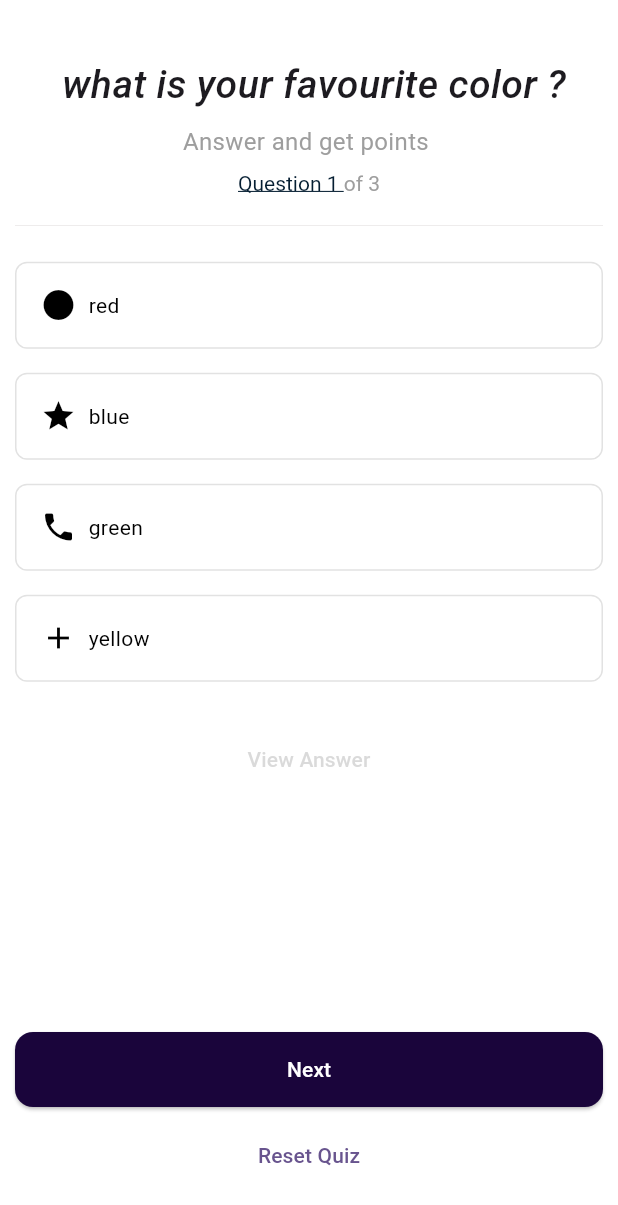
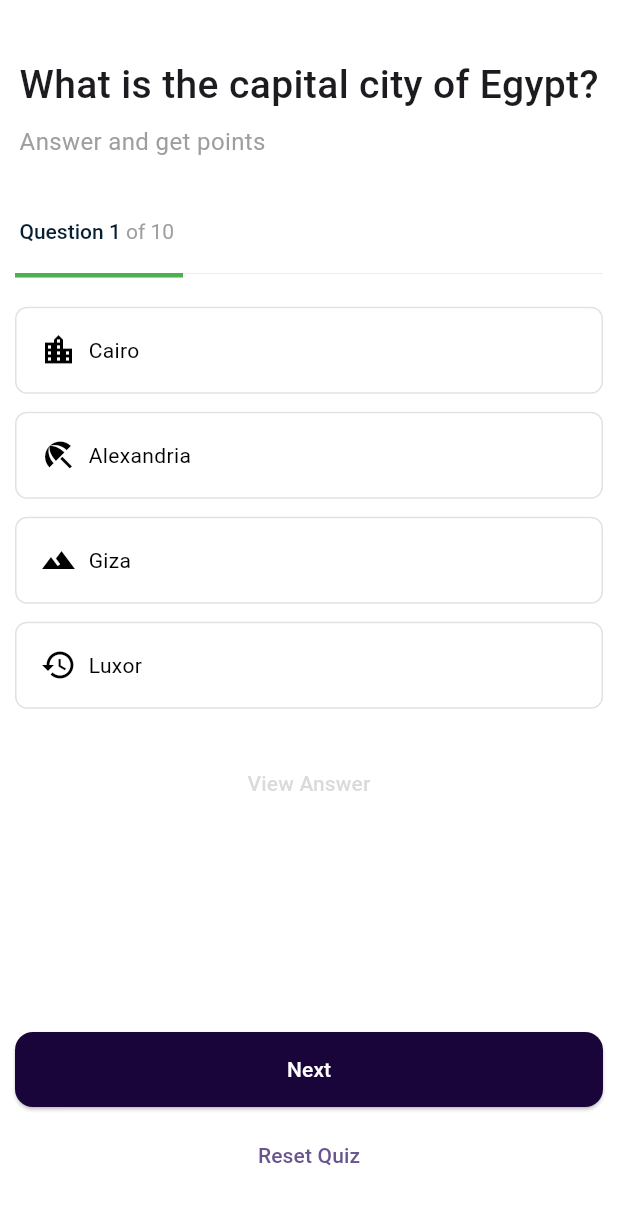
Before and after one commit to haneen-daoud/Simple-Quiz-app, a Flutter app: the screen it shows after launch, on a phone screen of 412 x 824 dp. Shown: the top 1205 px of the screen. Run offline on Flutter 3.47's test engine with Material 3 defaults, Android fonts, the phone set to English and light mode, and no system bars.

Commit message:
update styling

```diff
--- a/lib/modules/quastion_with_answer.dart
+++ b/lib/modules/quastion_with_answer.dart
@@ -25,36 +25,103 @@ class Answer {
 }
     List<QuastionWithAnswer> quastionWithAnswers = [
   QuastionWithAnswer(
-        quastion: ' what is your favourite color ?',
+    quastion: 'What is the capital city of Egypt?',
     answers: [
-          Answer(
-            text: 'red',
-            icon: Icons.circle,
-          ),
-          Answer(text: 'blue', icon: Icons.star),
-          Answer(text: 'green', icon: Icons.phone),
-          Answer(text: 'yellow', icon: Icons.add)
+      Answer(text: 'Cairo', icon: Icons.location_city),
+      Answer(text: 'Alexandria', icon: Icons.beach_access),
+      Answer(text: 'Giza', icon: Icons.landscape),
+      Answer(text: 'Luxor', icon: Icons.history),
     ],
-        correctAnswer: 'red',
+    correctAnswer: 'Cairo',
   ),
   QuastionWithAnswer(
-        quastion: ' what is your name ?',
+    quastion: 'Which city is the capital of Jordan?',
     answers: [
-          Answer(text: 'haneen', icon: Icons.add),
-          Answer(text: 'sara', icon: Icons.star),
-          Answer(text: 'dana', icon: Icons.star),
-          Answer(text: 'yara', icon: Icons.add),
+      Answer(text: 'Amman', icon: Icons.location_city),
+      Answer(text: 'Aqaba', icon: Icons.sailing),
+      Answer(text: 'Irbid', icon: Icons.agriculture),
+      Answer(text: 'Zarqa', icon: Icons.factory),
     ],
-        correctAnswer: 'sara',
+    correctAnswer: 'Amman',
   ),
   QuastionWithAnswer(
-        quastion: ' where are you from ?',
+    quastion: 'What is the capital of Morocco?',
     answers: [
-          Answer(text: 'hebron', icon: Icons.add),
-          Answer(text: 'jenin', icon: Icons.star),
-          Answer(text: 'Gaza', icon: Icons.star),
-          Answer(text: 'qalqilia', icon: Icons.add),
+      Answer(text: 'Rabat', icon: Icons.location_city),
+      Answer(text: 'Casablanca', icon: Icons.beach_access),
+      Answer(text: 'Marrakech', icon: Icons.book),
+      Answer(text: 'Tangier', icon: Icons.sailing),
     ],
-        correctAnswer: 'hebron',
+    correctAnswer: 'Rabat',
+  ),
+  QuastionWithAnswer(
+    quastion: 'Which city is the capital of Iraq?',
+    answers: [
+      Answer(text: 'Baghdad', icon: Icons.location_city),
+      Answer(text: 'Basra', icon: Icons.water),
+      Answer(text: 'Mosul', icon: Icons.mosque),
+      Answer(text: 'Najaf', icon: Icons.church),
+    ],
+    correctAnswer: 'Baghdad',
+  ),
+  QuastionWithAnswer(
+    quastion: 'What is the capital of Lebanon?',
+    answers: [
+      Answer(text: 'Beirut', icon: Icons.location_city),
+      Answer(text: 'Tripoli', icon: Icons.sailing),
+      Answer(text: 'Sidon', icon: Icons.landscape),
+      Answer(text: 'Zahle', icon: Icons.agriculture),
+    ],
+    correctAnswer: 'Beirut',
+  ),
+  QuastionWithAnswer(
+    quastion: 'Which city is the capital of Tunisia?',
+    answers: [
+      Answer(text: 'Tunis', icon: Icons.location_city),
+      Answer(text: 'Sfax', icon: Icons.star),
+      Answer(text: 'Sousse', icon: Icons.beach_access),
+      Answer(text: 'Kairouan', icon: Icons.history),
+    ],
+    correctAnswer: 'Tunis',
+  ),
+  QuastionWithAnswer(
+    quastion: 'What is the capital of Saudi Arabia?',
+    answers: [
+      Answer(text: 'Riyadh', icon: Icons.location_city),
+      Answer(text: 'Jeddah', icon: Icons.beach_access),
+      Answer(text: 'Mecca', icon: Icons.mosque),
+      Answer(text: 'Dammam', icon: Icons.inbox),
+    ],
+    correctAnswer: 'Riyadh',
+  ),
+  QuastionWithAnswer(
+    quastion: 'Which city is the capital of Qatar?',
+    answers: [
+      Answer(text: 'Doha', icon: Icons.location_city),
+      Answer(text: 'Al Wakrah', icon: Icons.sailing),
+      Answer(text: 'Al Khor', icon: Icons.agriculture),
+      Answer(text: 'Lusail', icon: Icons.business),
+    ],
+    correctAnswer: 'Doha',
+  ),
+  QuastionWithAnswer(
+    quastion: 'What is the capital of Algeria?',
+    answers: [
+      Answer(text: 'Algiers', icon: Icons.location_city),
+      Answer(text: 'Oran', icon: Icons.beach_access),
+      Answer(text: 'Constantine', icon: Icons.mosque),
+      Answer(text: 'Blida', icon: Icons.agriculture),
+    ],
+    correctAnswer: 'Algiers',
+  ),
+  QuastionWithAnswer(
+    quastion: 'Which city is the capital of the United Arab Emirates (UAE)?',
+    answers: [
+      Answer(text: 'Abu Dhabi', icon: Icons.location_city),
+      Answer(text: 'Dubai', icon: Icons.business),
+      Answer(text: 'Sharjah', icon: Icons.museum),
+      Answer(text: 'Ras Al Khaimah', icon: Icons.beach_access),
+    ],
+    correctAnswer: 'Abu Dhabi',
   ),
 ];
--- a/lib/pages/home_page.dart
+++ b/lib/pages/home_page.dart
@@ -22,7 +22,6 @@ class _MyHomePageState extends State<MyHomePage> {
   bool isclick = false;
   bool viewAnswer = false;
 
-  //we made a widget to reduce the duplication in code and enhance performance haneen
   Widget answerButton({required String text, required VoidCallback onPressed}) {
     return Padding(
       padding: const EdgeInsets.all(15.0),
@@ -44,52 +43,64 @@ class _MyHomePageState extends State<MyHomePage> {
       body: SafeArea(
         child: Padding(
           padding: const EdgeInsets.symmetric(horizontal: 10.0, vertical: 30.0),
-          child: !isFinished ? Column(
+          child: !isFinished
+              ? Column(
                   children: [
-                    const SizedBox(
-                      height: 8,
-                    ),
+                    Column(
+                      crossAxisAlignment: CrossAxisAlignment
+                          .start, // Align items to the start (left)
+                      children: [
+                        const SizedBox(height: 8),
                         Text(
                           quastionWithAnswers[quastionIndex].quastion,
                           style: const TextStyle(
                             fontSize: 26,
                             fontWeight: FontWeight.w500,
-                        fontStyle: FontStyle.italic,
+                            fontStyle: FontStyle.normal,
                           ),
                         ),
-                    const SizedBox(
-                      height: 8,
-                    ),
+                        const SizedBox(height: 8),
                         const Text(
+                          'Answer and get points ',
                           textAlign: TextAlign.left,
-                      'Answer and get points ',
                           style: TextStyle(
                             color: AppColors.grey,
                             fontSize: 16,
                           ),
                         ),
-                    const SizedBox(
-                      height: 8,
-                    ),
-                    RichText(
+                        const SizedBox(height: 10),
+                        Padding(
+                          padding: const EdgeInsets.only(top: 30.0),
+                          child: RichText(
                             text: TextSpan(
-                        text: '',
                               children: <TextSpan>[
                                 TextSpan(
                                     text: 'Question ${quastionIndex + 1} ',
-                              style:
-                                  const TextStyle(color: AppColors.navyblue,decoration: TextDecoration.underline)),
+                                    style: const TextStyle(
+                                        color: AppColors.navyblue,
+                                        fontWeight: FontWeight.w500)),
                                 TextSpan(
                                     text: 'of ${quastionWithAnswers.length}',
-                              style: const TextStyle(color: AppColors.grey)),
+                                    style:
+                                        const TextStyle(color: AppColors.grey)),
                               ],
                             ),
                           ),
+                        ),
+                      ],
+                    ),
+                    Stack(
+                      children: [
                         Padding(
                           padding: const EdgeInsets.symmetric(vertical: 20.0),
                           child: Container(
                             decoration: const BoxDecoration(
-                          border: Border(top: BorderSide(color:Color.fromARGB(255, 232, 230, 230),width: 0.5),),
+                              border: Border(
+                                top: BorderSide(
+                                  color: Color.fromARGB(255, 232, 230, 230),
+                                  width: 0.5,
+                                ),
+                              ),
                             ),
                             child: Padding(
                               padding: const EdgeInsets.only(top: 16.0),
@@ -104,13 +115,24 @@ class _MyHomePageState extends State<MyHomePage> {
                                               selectedAnswer = answer.text;
                                               isclick = true;
                                             });
-                                    }))
+                                          },
+                                        ))
                                     .toList(),
                               ),
                             ),
                           ),
                         ),
-
+                        Positioned(
+                          top: 20,
+                          left: 0,
+                          right: 280,
+                          child: Container(
+                            height: 3,
+                            color: AppColors.green,
+                          ),
+                        ),
+                      ],
+                    ),
                     TextButton(
                       style: TextButton.styleFrom(
                         foregroundColor: AppColors.green,
@@ -119,11 +141,7 @@ class _MyHomePageState extends State<MyHomePage> {
                       onPressed: isclick
                           ? () {
                               setState(() {
-                                if (isclick) {
                                 viewAnswer = true;
-                                } else {
-                                  viewAnswer = false;
-                                }
                               });
                             }
                           : null,
@@ -157,16 +175,14 @@ class _MyHomePageState extends State<MyHomePage> {
 
                               viewAnswer = false;
                             } else {
-                              if(isclick){
+                              if (isclick) {
                                 isFinished = true;
-                              }
-                              else{
+                              } else {
                                 ScaffoldMessenger.of(context).showSnackBar(
                                   const SnackBar(
                                       content: Text(
                                           'You should select an answer before proceeding to the next question.')),
                                 );
-
                               }
                             }
                           });
--- a/lib/widgets/answer_widget_item.dart
+++ b/lib/widgets/answer_widget_item.dart
@@ -1,43 +1,42 @@
 import 'package:flutter/material.dart';
 import 'package:quiz_app/modules/quastion_with_answer.dart';
 import 'package:quiz_app/utils/app_colors.dart';
+
 class AnswerWidgetItem extends StatelessWidget {
   final String? selectedAnswer;
   final Answer answer;
   final VoidCallback onTap;
 
-  const AnswerWidgetItem(
-    {super.key,
+  const AnswerWidgetItem({
+    super.key,
     required this.answer,
     this.selectedAnswer,
     required this.onTap,
-    }
-    );
-
+  });
 
   @override
   Widget build(BuildContext context) {
     return Padding(
-                          padding: const EdgeInsets.symmetric(vertical: 8.0),
-                          child:InkWell(
+      padding: const EdgeInsets.symmetric(vertical: 6.0),
+      child: InkWell(
         onTap: onTap,
-
-
         child: Container(
           decoration: BoxDecoration(
-                              color: selectedAnswer==answer.text? AppColors.green:AppColors.white,
+            color: selectedAnswer == answer.text
+                ? AppColors.green
+                : AppColors.white,
             borderRadius: BorderRadius.circular(8),
             border: Border.all(color: AppColors.grey.withOpacity(0.3)),
           ),
-
           child: Padding(
             padding: const EdgeInsets.all(16.0),
             child: Row(
               children: [
-                                  Icon(answer.icon,
-                                  color: selectedAnswer==answer.text ? AppColors.white:AppColors.black,
-
-
+                Icon(
+                  answer.icon,
+                  color: selectedAnswer == answer.text
+                      ? AppColors.white
+                      : AppColors.black,
                 ),
                 const SizedBox(
                   width: 8,
@@ -45,14 +44,16 @@ class AnswerWidgetItem extends StatelessWidget {
                 Text(
                   answer.text,
                   style: TextStyle(
-                                      color: selectedAnswer==answer.text ? AppColors.white:AppColors.black,
-                                    ),),
+                    color: selectedAnswer == answer.text
+                        ? AppColors.white
+                        : AppColors.black,
+                  ),
+                ),
               ],
             ),
           ),
         ),
       ),
     );
-
   }
 }
--- a/lib/widgets/congrats_widget.dart
+++ b/lib/widgets/congrats_widget.dart
@@ -1,35 +1,81 @@
 import 'package:flutter/material.dart';
 import 'package:quiz_app/modules/quastion_with_answer.dart';
 import 'package:quiz_app/utils/app_colors.dart';
+
 class CongratsWidget extends StatelessWidget {
   final VoidCallback onTap;
   final int score;
 
-  const CongratsWidget({super.key , required this.score ,required this.onTap});
+  const CongratsWidget({super.key, required this.score, required this.onTap});
 
   @override
   Widget build(BuildContext context) {
     return Center(
+      child: Container(
+        padding: const EdgeInsets.all(16.0),
+        decoration: BoxDecoration(
+          color: const Color.fromARGB(255, 255, 255, 255),
+          borderRadius: BorderRadius.circular(12.0),
+          boxShadow: [
+            BoxShadow(
+              color: Colors.grey.withOpacity(0.2),
+              spreadRadius: 4,
+              blurRadius: 10,
+              offset: const Offset(0, 4), // changes position of shadow
+            ),
+          ],
+        ),
         child: Column(
+          mainAxisSize: MainAxisSize.min,
           children: [
-                      const Text(
-                        'Congratulations  haneen ',
+            // Header with background color
+            Container(
+              padding: const EdgeInsets.symmetric(vertical: 12.0, horizontal: 20.0),
+              decoration: const BoxDecoration(
+                color: AppColors.navyblue,
+                borderRadius: BorderRadius.vertical(top: Radius.circular(12.0)),
+              ),
+              child: const Text(
+                'Congratulations, Haneen!',
                 style: TextStyle(
-                          color:AppColors.green,
-                          fontSize: 20,
+                  color: Colors.white,
+                  fontSize: 24,
+                  fontWeight: FontWeight.bold,
+                ),
+                textAlign: TextAlign.center,
+              ),
+            ),
+            const SizedBox(height: 16),
+            Text(
+              'Your score: $score/${quastionWithAnswers.length}',
+              style: const TextStyle(
+                color: AppColors.navyblue,
+                fontSize: 18,
                 fontWeight: FontWeight.w500,
               ),
+              textAlign: TextAlign.center,
             ),
-                      const SizedBox(height: 8),
-                      Text('your score $score/${quastionWithAnswers.length}'),
-                       const SizedBox(height: 8),
-                      TextButton(
+            const SizedBox(height: 24),
+            ElevatedButton(
               onPressed: onTap,
-                          child: const Text('reset Quiz'))
+              style: ElevatedButton.styleFrom(
+                backgroundColor: AppColors.green,
+                shape: RoundedRectangleBorder(
+                  borderRadius: BorderRadius.circular(8.0),
+                ),
+                padding: const EdgeInsets.symmetric(vertical: 12.0, horizontal: 24.0),
+              ),
+              child: const Text(
+                'Reset Quiz',
+                style: TextStyle(
+                  color: AppColors.white,
+                  fontSize: 16,
+                ),
+              ),
+            ),
           ],
         ),
+      ),
     );
-
-
   }
 }
```
Lines whose indentation alone changed are shown as unchanged.
